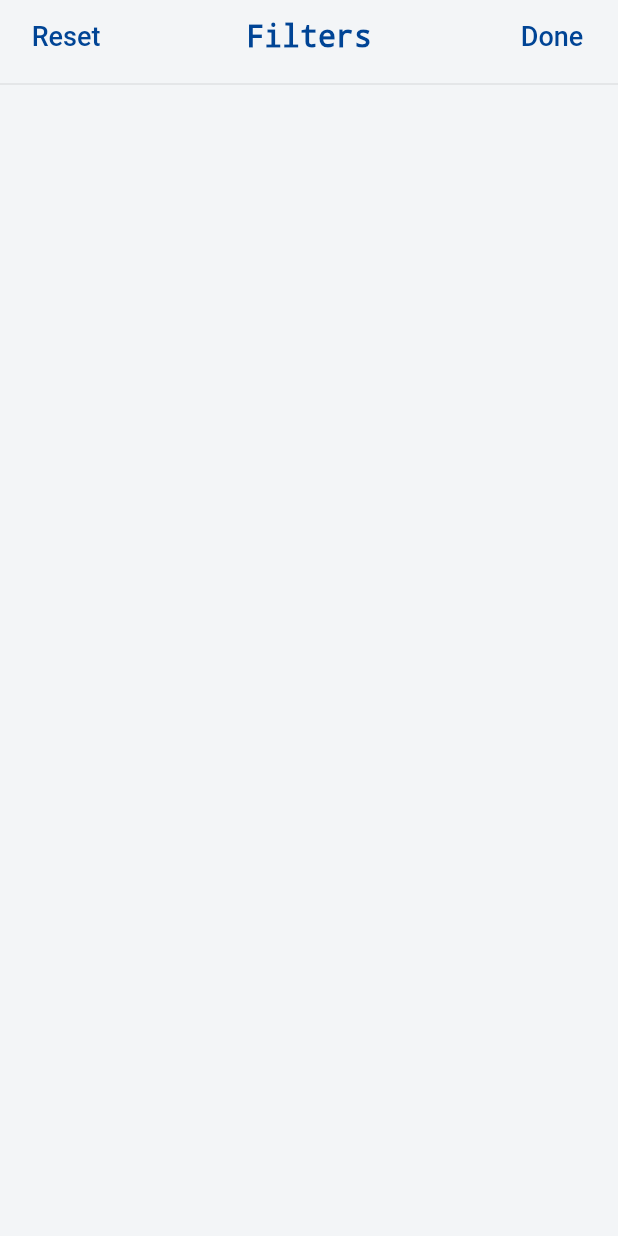
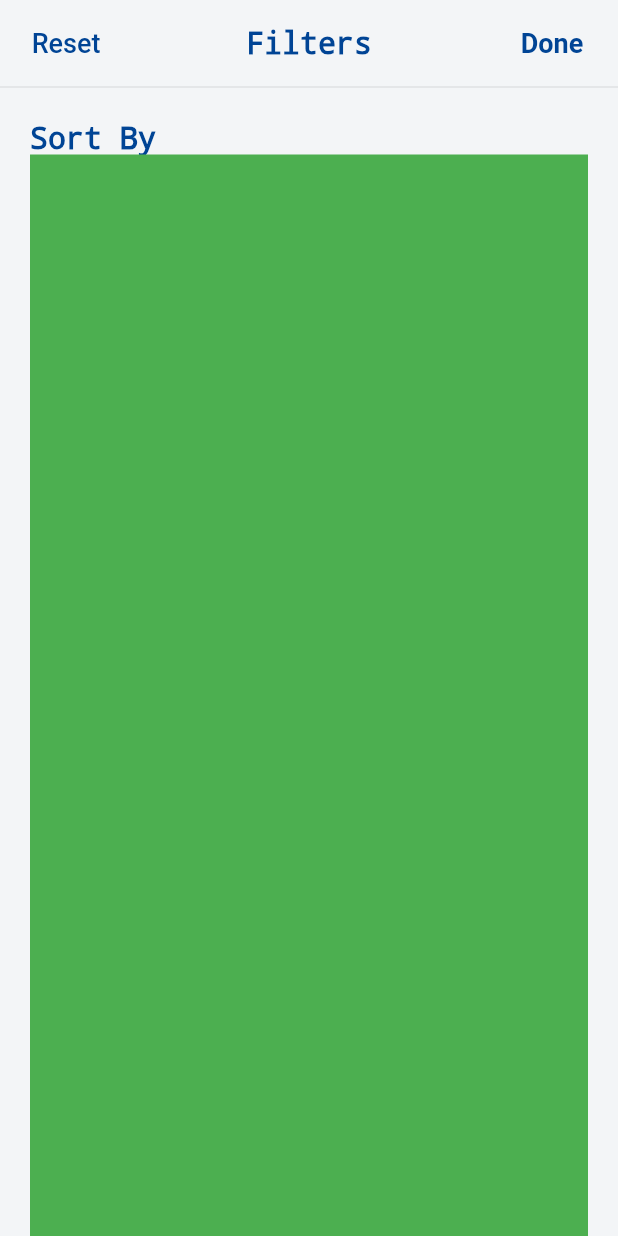
Before and after one commit to gounari/erasmus_opportunities_app, a Flutter app: the screen it shows after launch, after a tap on "Filters", on a phone screen of 412 x 824 dp. Run offline on Flutter 3.47's test engine with Material 2 defaults, Android fonts, the light colour scheme and no system bars; our stand-ins replace cloud_firestore, curved_navigation_bar, flutter_form_builder, url_launcher_web; missing offline and left inert: cloud_firestore_web, dart_random_choice, firebase_auth_web, firebase_core_web, flutter_focus_watcher, flutter_statusbarcolor; accounts and stored records are empty.

Commit message:
Add scroll for filters

```diff
--- a/lib/screens/filters.dart
+++ b/lib/screens/filters.dart
@@ -1,5 +1,7 @@
+import 'package:erasmusopportunitiesapp/widgets/SortingOutlineButton.dart';
 import 'package:flutter/cupertino.dart';
 import 'package:flutter/material.dart';
+import 'package:flutter_form_builder/flutter_form_builder.dart';
 import 'package:flutter_statusbarcolor/flutter_statusbarcolor.dart';
 
 class FiltersScreen extends StatefulWidget {
@@ -11,13 +13,38 @@ class _FiltersScreenState extends State<FiltersScreen> {
   @override
   Widget build(BuildContext context) {
 
+    final GlobalKey<FormBuilderState> _fbKey = GlobalKey<FormBuilderState>();
     FlutterStatusbarcolor.setNavigationBarColor(Colors.black);
 
     return Container(
       color: Theme.of(context).scaffoldBackgroundColor,
+      child: SafeArea(
+        child: Stack(
+          children: <Widget>[
+            SingleChildScrollView(
+              padding: EdgeInsets.only(right: 20.0, left: 20.0, top: 60),
               child: Column(
+                mainAxisAlignment: MainAxisAlignment.start,
+                crossAxisAlignment: CrossAxisAlignment.start,
                 children: <Widget>[
-          SafeArea(
+                  SizedBox(height: 20.0,),
+                  Text(
+                    "Sort By",
+                    style: TextStyle(
+                      fontSize: 20.0,
+                      color: Theme.of(context).primaryColor,
+                      decoration: TextDecoration.none,
+                      fontWeight: FontWeight.bold,
+                    ),
+                  ),
+                  Container(height: 30000.0,
+                  color: Colors.green,),
+                ],
+              ),
+            ),
+            Container(
+              color: Theme.of(context).scaffoldBackgroundColor,
+              height: 57.0,
               child: Row(
                 mainAxisAlignment: MainAxisAlignment.spaceBetween,
                 children: <Widget>[
@@ -39,6 +66,7 @@ class _FiltersScreenState extends State<FiltersScreen> {
                       fontSize: 20.0,
                       color: Theme.of(context).primaryColor,
                       decoration: TextDecoration.none,
+                      fontWeight: FontWeight.bold,
                     ),
                   ),
                   FlatButton(
@@ -50,14 +78,19 @@ class _FiltersScreenState extends State<FiltersScreen> {
                       style: TextStyle(
                         fontSize: 18.0,
                         color: Theme.of(context).primaryColor,
+                        fontWeight: FontWeight.bold,
                       ),
                     ),
                   ),
                 ],
               ),
             ),
-          Divider(),
+            Container(
+              padding: EdgeInsets.only(top: 50.0),
+              child: Divider(),
+            ),
           ],
+        ),
       ),
     );
   }
--- a/lib/screens/opportunity_list_filters.dart
+++ b/lib/screens/opportunity_list_filters.dart
@@ -2,7 +2,7 @@ import 'package:erasmusopportunitiesapp/models/Filters.dart';
 import 'package:erasmusopportunitiesapp/models/opportunity.dart';
 import 'package:erasmusopportunitiesapp/screens/filters.dart';
 import 'package:erasmusopportunitiesapp/screens/opportunity_screen.dart';
-import 'package:erasmusopportunitiesapp/widgets/MyCostumOutlineButton.dart';
+import 'package:erasmusopportunitiesapp/widgets/FiltersOutlineButton.dart';
 import 'package:erasmusopportunitiesapp/widgets/PopUpScreenRoute.dart';
 import 'package:flutter/cupertino.dart';
 import 'package:flutter/material.dart';
```
Also changed, not shown: lib/widgets/SortingOutlineButton.dart (added, +35 -0 lines), lib/widgets/FiltersOutlineButton.dart (renamed from lib/widgets/MyCostumOutlineButton.dart). Lines whose indentation alone changed are shown as unchanged.
